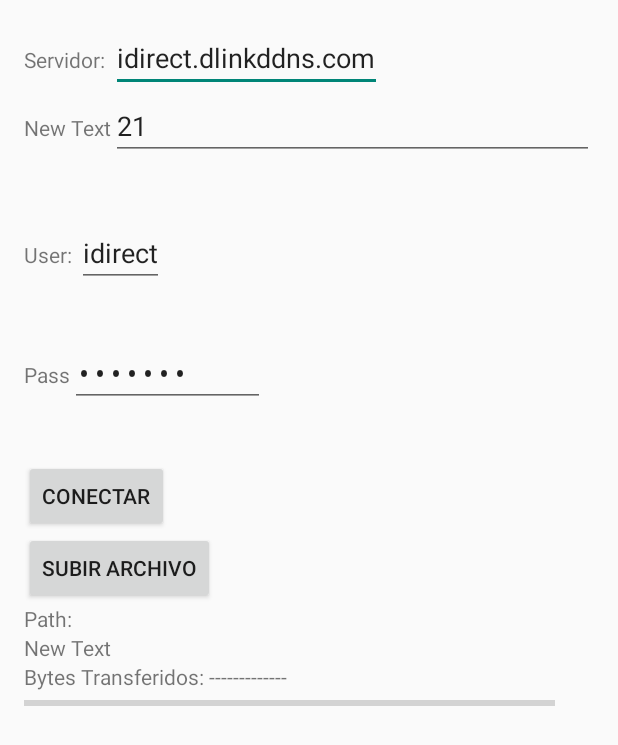
After one commit to diegotestereo/UsbArduinoAE, an Android app: the Lay_Ftp screen opened directly, with no data from a screen before it, on a phone screen of 412 x 824 dp. The commit adds this screen. Shown: the top 745 px of the screen. Run offline under Robolectric (Android 15) with nearby library versions, the phone set to English and light mode, and no system bars.

Commit message:
AGREGADO FTP

```diff
--- a/app/build.gradle
+++ b/app/build.gradle
@@ -20,6 +20,7 @@ android {
 }
 
 dependencies {
-    compile fileTree(dir: 'libs', include: ['*.jar'])
+    compile fileTree(include: ['*.jar'], dir: 'libs')
     compile 'com.android.support:appcompat-v7:22.0.0'
+    compile files('libs/commons-net-3.3.jar')
 }
--- a/app/src/main/AndroidManifest.xml
+++ b/app/src/main/AndroidManifest.xml
@@ -27,7 +27,6 @@
             android:label="@string/app_name">
 
 
-
             <intent-filter>
                 <action android:name="android.intent.action.MAIN" />
                 <category android:name="android.intent.category.LAUNCHER" />
@@ -42,6 +41,8 @@
                 <action android:name="android.hardware.usb.action.USB_DEVICE_DETACHED" />
             </intent-filter>
      </activity>
+        <activity android:name=".Actividades.Lay_Ftp"></activity>
+        <activity android:name=".Actividades.Lay_Configuracion"></activity>
         <receiver android:name=".broadcastreceivers.Booteo">
             <intent-filter>
                 <action android:name="android.intent.action.BOOT_COMPLETED"/>
--- /dev/null
+++ b/app/src/main/java/com/example/laboratorio/usbarduino/Actividades/Lay_Ftp.java
@@ -0,0 +1,147 @@
+package com.example.laboratorio.usbarduino.Actividades;
+
+import android.app.Activity;
+import android.content.Context;
+import android.content.SharedPreferences;
+import android.os.Bundle;
+import android.util.Log;
+import android.view.Menu;
+import android.view.MenuItem;
+import android.view.View;
+import android.widget.Button;
+import android.widget.EditText;
+import android.widget.ProgressBar;
+import android.widget.TextView;
+
+import com.example.laboratorio.usbarduino.Ftp.ConnectUploadAsync;
+import com.example.laboratorio.usbarduino.R;
+
+import java.io.File;
+
+/**
+ * Created by Diego on 30/05/2015.
+ */
+public class Lay_Ftp extends Activity {
+
+        // connnectingwithFTP cliente;
+        ConnectUploadAsync cliente;
+
+        Button btn_Subir, btn_Conectar;
+        EditText edit_ServerFtp,edit_Puerto,edit_User,edit_Pass;
+        File Archivo;
+        public TextView text_Bytes;
+        String userName,pass,ip;
+
+        public ProgressBar progressbar;
+
+
+
+        @Override
+        protected void onCreate(Bundle savedInstanceState) {
+            super.onCreate(savedInstanceState);
+            setContentView(R.layout.lay_ftp);
+            levantar_xml();
+            Botones();
+            CargarPreferenciasFTP();
+
+
+        }
+
+        @Override
+        protected void onPause() {
+            super.onPause();
+            GuardarPreferenciasFTP();
+
+
+        }
+
+        @Override
+        protected void onResume() {
+            super.onResume();
+
+            CargarPreferenciasFTP();
+        }
+
+        private void Botones() {
+
+            btn_Conectar.setOnClickListener(new View.OnClickListener() {
+
+
+                @Override
+                public void onClick(View v) {
+
+                    ip=edit_ServerFtp.getText().toString();
+                    userName=edit_User.getText().toString();
+                    pass=edit_Pass.getText().toString();
+                 //   cliente = new ConnectUploadAsync(getApplicationContext(),ip,userName,pass,Lay_Ftp.this);
+                  //  cliente.execute();
+
+                }
+            });
+
+
+        }
+
+        private void levantar_xml() {
+            btn_Conectar= (Button) findViewById(R.id.btn_Conectar);
+            btn_Subir= (Button) findViewById(R.id.btn_Subir);
+
+            text_Bytes=(TextView)findViewById(R.id.text_Bytes);
+
+            edit_ServerFtp=(EditText)findViewById(R.id.edit_ServerFtp);
+            edit_Puerto=(EditText)findViewById(R.id.edit_Puerto);
+            edit_User=(EditText)findViewById(R.id.edit_User);
+            edit_Pass=(EditText)findViewById(R.id.edit_Pass);
+            progressbar=(ProgressBar)findViewById(R.id.progressBar);
+        }
+
+
+        @Override
+        public boolean onCreateOptionsMenu(Menu menu) {
+            // Inflate the menu; this adds items to the action bar if it is present.
+            getMenuInflater().inflate(R.menu.menu_main, menu);
+            return true;
+        }
+
+        @Override
+        public boolean onOptionsItemSelected(MenuItem item) {
+            // Handle action bar item clicks here. The action bar will
+            // automatically handle clicks on the Home/Up button, so long
+            // as you specify a parent activity in AndroidManifest.xml.
+            int id = item.getItemId();
+
+            //noinspection SimplifiableIfStatement
+            if (id == R.id.action_settings) {
+                return true;
+            }
+
+            return super.onOptionsItemSelected(item);
+        }
+
+
+        ///////////////////// PREFERENCIAS DE USUARIO ////////////////
+        public void CargarPreferenciasFTP(){
+
+            SharedPreferences mispreferencias=getSharedPreferences("PreferenciasUsuarioFTP", Context.MODE_PRIVATE);
+            edit_ServerFtp.setText(mispreferencias.getString("edit_IP_Ftp", "idirect.dlinkddns.com"));
+            edit_Puerto.setText(mispreferencias.getString("edit_Port_Ftp", "21"));
+            edit_User.setText(mispreferencias.getString("edit_User_Ftp", "idirect"));
+            edit_Pass.setText(mispreferencias.getString("edit_Pass_Ftp", "IDIRECT"));
+            Log.d("Android_FTP", "Preferencias Cargadas");
+
+
+        }
+
+        public void GuardarPreferenciasFTP() {
+            SharedPreferences mispreferencias = getSharedPreferences("PreferenciasUsuarioFTP", Context.MODE_PRIVATE);
+            SharedPreferences.Editor editor = mispreferencias.edit();
+            editor.putString("edit_IP_Ftp", edit_ServerFtp.getText().toString());
+            editor.putString("edit_Port_Ftp", edit_Puerto.getText().toString());
+            editor.putString("edit_User_Ftp", edit_User.getText().toString());
+            editor.putString("edit_Pass_Ftp", edit_Pass.getText().toString());
+            editor.commit();
+            Log.d("Android_FTP", "Preferencias Almacenadas");
+
+        }
+// //////////////////////////////////////////////////////////
+    }
--- /dev/null
+++ b/app/src/main/res/layout/lay_ftp.xml
@@ -0,0 +1,150 @@
+<LinearLayout xmlns:android="http://schemas.android.com/apk/res/android"
+    xmlns:tools="http://schemas.android.com/tools" android:layout_width="match_parent"
+    android:layout_height="match_parent" android:paddingLeft="@dimen/activity_horizontal_margin"
+    android:paddingRight="@dimen/activity_horizontal_margin"
+    android:paddingTop="@dimen/activity_vertical_margin"
+    android:paddingBottom="@dimen/activity_vertical_margin"
+    android:orientation="vertical"
+    tools:context=".MainActivity"
+    android:weightSum="1">
+
+    <LinearLayout
+        android:orientation="horizontal"
+        android:layout_width="match_parent"
+        android:layout_height="wrap_content">
+
+        <TextView
+            android:layout_width="wrap_content"
+            android:layout_height="wrap_content"
+            android:text="Servidor: "
+            android:id="@+id/textView2" />
+
+        <EditText
+            android:layout_width="wrap_content"
+            android:layout_height="wrap_content"
+            android:id="@+id/edit_ServerFtp"
+            android:text="192.168.0.102" />
+    </LinearLayout>
+
+    <LinearLayout
+        android:orientation="horizontal"
+        android:layout_width="match_parent"
+        android:layout_height="wrap_content"
+        android:layout_weight="0.09">
+
+        <TextView
+            android:layout_width="wrap_content"
+            android:layout_height="wrap_content"
+            android:text="New Text"
+            android:id="@+id/textView5" />
+
+        <EditText
+            android:layout_width="wrap_content"
+            android:layout_height="wrap_content"
+            android:inputType="number"
+            android:ems="10"
+            android:id="@+id/edit_Puerto"
+            android:layout_weight="1"
+            android:text="21" />
+    </LinearLayout>
+
+    <LinearLayout
+        android:orientation="horizontal"
+        android:layout_width="match_parent"
+        android:layout_height="wrap_content"
+        android:layout_weight="0.08">
+
+        <TextView
+            android:layout_width="wrap_content"
+            android:layout_height="wrap_content"
+            android:text="User: "
+            android:id="@+id/textView3" />
+
+        <EditText
+            android:layout_width="wrap_content"
+            android:layout_height="wrap_content"
+            android:id="@+id/edit_User"
+            android:text="idirect" />
+
+    </LinearLayout>
+
+    <LinearLayout
+        android:orientation="horizontal"
+        android:layout_width="match_parent"
+        android:layout_height="wrap_content"
+        android:layout_weight="0.08">
+
+        <TextView
+            android:layout_width="wrap_content"
+            android:layout_height="wrap_content"
+            android:text="Pass"
+            android:id="@+id/textView4" />
+
+        <EditText
+            android:layout_width="130dp"
+            android:layout_height="wrap_content"
+            android:inputType="textPassword"
+            android:ems="10"
+            android:id="@+id/edit_Pass"
+            android:text="IDIRECT" />
+    </LinearLayout>
+
+    <Button
+        android:layout_width="wrap_content"
+        android:layout_height="wrap_content"
+        android:text="Conectar"
+        android:id="@+id/btn_Conectar"
+        android:layout_alignTop="@+id/btn_Subir"
+        android:layout_alignRight="@+id/btn_Subir"
+        android:layout_alignEnd="@+id/btn_Subir" />
+
+    <Button
+        android:layout_width="wrap_content"
+        android:layout_height="wrap_content"
+        android:text="subir Archivo"
+        android:id="@+id/btn_Subir"
+        />
+
+    <TextView
+        android:layout_width="wrap_content"
+        android:layout_height="wrap_content"
+        android:text="Path:"
+        android:id="@+id/textView"
+
+        android:layout_below="@+id/btn_Subir"
+        />
+
+    <TextView
+        android:layout_width="wrap_content"
+        android:layout_height="wrap_content"
+        android:text="New Text"
+        android:id="@+id/text_Path"
+        />
+
+    <LinearLayout
+        android:orientation="horizontal"
+        android:layout_width="match_parent"
+        android:layout_height="wrap_content">
+
+        <TextView
+            android:layout_width="wrap_content"
+            android:layout_height="wrap_content"
+            android:text="Bytes Transferidos: "
+            android:id="@+id/textView6" />
+
+        <TextView
+            android:layout_width="wrap_content"
+            android:layout_height="wrap_content"
+            android:text="-------------"
+            android:id="@+id/text_Bytes" />
+    </LinearLayout>
+
+    <ProgressBar
+        style="?android:attr/progressBarStyleHorizontal"
+        android:layout_width="354dp"
+        android:layout_height="wrap_content"
+        android:id="@+id/progressBar"
+        android:indeterminate="false"
+        android:max="100" />
+
+</LinearLayout>
```
Also changed, not shown: app/src/main/java/com/example/laboratorio/usbarduino/Actividades/MainActivity.java (+50 -27 lines), app/src/main/java/com/example/laboratorio/usbarduino/Ftp/ConnectUploadAsync.java (added, +190 -0 lines), app/src/main/res/layout/activity_main.xml (+39 -0 lines), app/libs/commons-net-3.3.jar (added), 1 other file.
